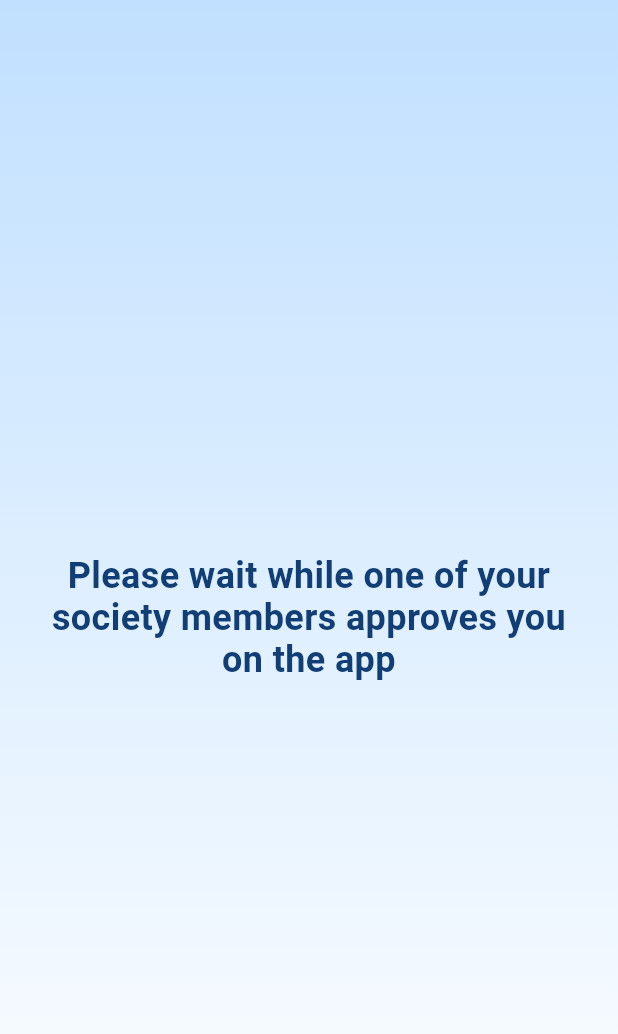
After one commit to Intech-mobile-app/flutter-mobile-app, a Flutter app: the ApprovalScreen screen opened directly, on a phone screen of 412 x 824 dp. The commit adds this screen. Shown: the top 1034 px of the screen. Run offline on Flutter 3.47's test engine with Material 2 defaults, Android fonts, the phone set to English and light mode, and no system bars; our stand-ins replace geolocator, pinput, shared_preferences, smooth_page_indicator; missing offline and left inert: geocoder; accounts and stored records are empty.

Commit message:
Temp Changes

```diff
--- a/fl_mobile_intech_frontend/lib/APIs and Services/api.dart
+++ b/fl_mobile_intech_frontend/lib/APIs and Services/api.dart
@@ -1,5 +1,5 @@
 class API {
-  static final String baseUrl =
-      'llokality-intech-xald7lspga-el.a.run.app/api/v1.0/';
-  static String auth = 'auth/phonenumber/91';
+  static String baseUrl = 'llokality-intech-xald7lspga-el.a.run.app';
+  static String versionCode = '/api/v1.0';
+  static String auth = '/auth/phonenumber/91';
 }
--- /dev/null
+++ b/fl_mobile_intech_frontend/lib/Kickoffs/Auth/Location_and_Profile/approval_screen.dart
@@ -0,0 +1,38 @@
+import 'package:fl_mobile_intech/export.dart';
+
+class ApprovalScreen extends StatelessWidget {
+  @override
+  Widget build(BuildContext context) {
+    var height = MediaQuery.of(context).size.height;
+    var width = MediaQuery.of(context).size.width;
+
+    return Scaffold(
+      body: Container(
+        height: height,
+        width: width,
+        decoration: BoxDecoration(
+          gradient: LinearGradient(
+            begin: Alignment.topCenter,
+            end: Alignment.bottomCenter,
+            colors: [
+              MyColors.GRADIENT_BLUE,
+              MyColors.GRADIENT_WHITE,
+            ],
+          ),
+        ),
+        child: Center(
+          child: Text(
+            'Please wait while one of your\nsociety members approves you\non the app',
+            textAlign: TextAlign.center,
+            style: TextStyle(
+              fontSize: 24,
+              color: MyColors.TEXT_COLOR,
+              fontWeight: FontWeight.bold,
+              letterSpacing: 0.25,
+            ),
+          ),
+        ),
+      ),
+    );
+  }
+}
--- a/fl_mobile_intech_frontend/lib/Kickoffs/Auth/Otp_Process/otp.dart
+++ b/fl_mobile_intech_frontend/lib/Kickoffs/Auth/Otp_Process/otp.dart
@@ -1,7 +1,7 @@
 import 'dart:ui';
 import 'package:fl_mobile_intech/Kickoffs/Auth/Otp_Process/otp_request.dart';
 import 'package:fl_mobile_intech/Kickoffs/Auth/Otp_Process/request_from_api.dart';
-import 'package:fl_mobile_intech/Components/components_export.dart';
+import 'package:fl_mobile_intech/export.dart';
 import 'package:flutter/material.dart';
 
 class OtpScreen extends StatefulWidget {
--- a/fl_mobile_intech_frontend/lib/Kickoffs/Auth/Otp_Process/otp_request.dart
+++ b/fl_mobile_intech_frontend/lib/Kickoffs/Auth/Otp_Process/otp_request.dart
@@ -1,7 +1,7 @@
 import 'package:fl_mobile_intech/Kickoffs/Auth/Otp_Process/otp.dart';
 import 'package:fl_mobile_intech/Kickoffs/Auth/Otp_Process/request_from_api.dart';
 import 'package:flutter/material.dart';
-import 'package:fl_mobile_intech/Components/components_export.dart';
+import 'package:fl_mobile_intech/export.dart';
 
 class OtpAuthScreen extends StatefulWidget {
   final String phNo;
--- a/fl_mobile_intech_frontend/lib/Kickoffs/Auth/Otp_Process/request_from_api.dart
+++ b/fl_mobile_intech_frontend/lib/Kickoffs/Auth/Otp_Process/request_from_api.dart
@@ -1,6 +1,6 @@
 import 'package:fl_mobile_intech/Kickoffs/Auth/Location_and_Profile/get_location.dart';
 import 'package:flutter/material.dart';
-import 'package:fl_mobile_intech/Components/components_export.dart';
+import 'package:fl_mobile_intech/export.dart';
 
 void fetchAuth(String txt) async {
   var baseUrl = 'llokality-intech-xald7lspga-el.a.run.app';
--- a/fl_mobile_intech_frontend/lib/Kickoffs/OnBoarding/onboarding1.dart
+++ b/fl_mobile_intech_frontend/lib/Kickoffs/OnBoarding/onboarding1.dart
@@ -1,5 +1,5 @@
 import 'package:flutter/material.dart';
-import 'package:fl_mobile_intech/Components/components_export.dart';
+import 'package:fl_mobile_intech/export.dart';
 
 class OnBoardingScreen1 extends StatelessWidget {
   final PageController pageController;
--- a/fl_mobile_intech_frontend/lib/Kickoffs/OnBoarding/onboarding2.dart
+++ b/fl_mobile_intech_frontend/lib/Kickoffs/OnBoarding/onboarding2.dart
@@ -1,5 +1,5 @@
 import 'package:flutter/material.dart';
-import 'package:fl_mobile_intech/Components/components_export.dart';
+import 'package:fl_mobile_intech/export.dart';
 
 class OnBoardingScreen2 extends StatelessWidget {
   final PageController pageController;
--- a/fl_mobile_intech_frontend/lib/Kickoffs/OnBoarding/onboarding3.dart
+++ b/fl_mobile_intech_frontend/lib/Kickoffs/OnBoarding/onboarding3.dart
@@ -2,7 +2,7 @@ import 'package:fl_mobile_intech/Kickoffs/Auth/Otp_Process/otp.dart';
 import 'package:flutter/gestures.dart';
 
 import 'package:flutter/material.dart';
-import 'package:fl_mobile_intech/Components/components_export.dart';
+import 'package:fl_mobile_intech/export.dart';
 
 class OnBoardingScreen3 extends StatefulWidget {
   final PageController pageController;
--- a/fl_mobile_intech_frontend/lib/Screens/home.dart
+++ b/fl_mobile_intech_frontend/lib/Screens/home.dart
@@ -1,9 +1,11 @@
 import 'package:flutter/material.dart';
-import 'package:fl_mobile_intech/Components/components_export.dart';
+import 'package:fl_mobile_intech/export.dart';
 
 class HomeScreen extends StatelessWidget {
   @override
   Widget build(BuildContext context) {
-    return Scaffold();
+    return Scaffold(
+
+    );
   }
 }
--- a/fl_mobile_intech_frontend/lib/Components/components_export.dart
+++ b/fl_mobile_intech_frontend/lib/export.dart
@@ -8,9 +8,9 @@ export 'dart:async';
 export 'package:flutter/gestures.dart';
 export 'package:flutter/material.dart';
 export 'package:flutter/services.dart';
-export '../APIs and Services/api.dart';
+export 'APIs and Services/api.dart';
 
 // Components and UI Elements
-export '../Components/profile_text_field.dart';
-export '../MyColors.dart';
+export 'Components/profile_text_field.dart';
+export 'MyColors.dart';
 export 'package:pinput/pin_put/pin_put.dart';
```
Also changed, not shown: fl_mobile_intech_frontend/lib/Components/profile_text_field.dart (+9 -4 lines), fl_mobile_intech_frontend/lib/Kickoffs/Auth/Location_and_Profile/get_location.dart (+4 -4 lines), fl_mobile_intech_frontend/lib/Kickoffs/Auth/Location_and_Profile/registerSociety.dart (+4 -4 lines).
